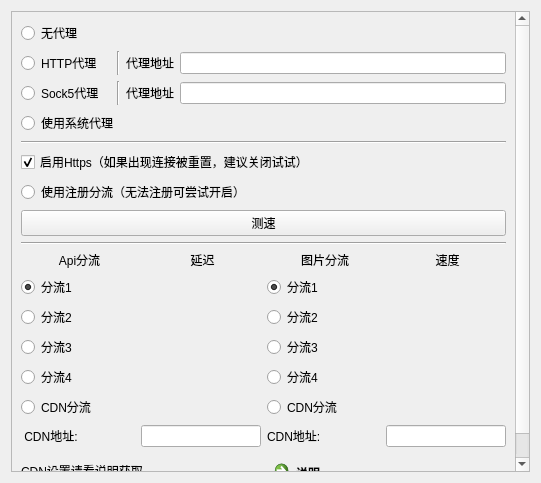
Above: ui/component/ui_login_proxy_widget.ui from tonquer/JMComic-qt before the change. Below: the same form after it.
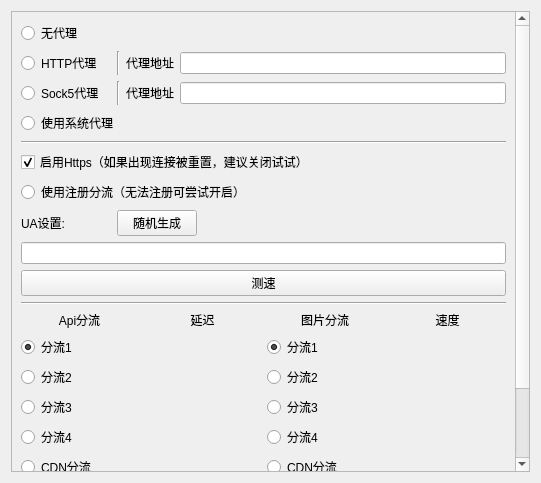
That is the form after the change. Custom widgets are drawn as their Qt base class.

The edit to the form file:
```diff
--- a/ui/component/ui_login_proxy_widget.ui
+++ b/ui/component/ui_login_proxy_widget.ui
@@ -33,8 +33,8 @@
        <rect>
         <x>0</x>
         <y>0</y>
-        <width>521</width>
-        <height>463</height>
+        <width>504</width>
+        <height>515</height>
        </rect>
       </property>
       <layout class="QVBoxLayout" name="verticalLayout">
@@ -185,6 +185,46 @@
          </property>
         </widget>
        </item>
+       <item>
+        <layout class="QHBoxLayout" name="horizontalLayout_3">
+         <item>
+          <widget class="QLabel" name="label_9">
+           <property name="minimumSize">
+            <size>
+             <width>90</width>
+             <height>0</height>
+            </size>
+           </property>
+           <property name="text">
+            <string>UA设置:</string>
+           </property>
+          </widget>
+         </item>
+         <item>
+          <widget class="QPushButton" name="uaRandom">
+           <property name="text">
+            <string>随机生成</string>
+           </property>
+          </widget>
+         </item>
+         <item>
+          <spacer name="horizontalSpacer">
+           <property name="orientation">
+            <enum>Qt::Horizontal</enum>
+           </property>
+           <property name="sizeHint" stdset="0">
+            <size>
+             <width>40</width>
+             <height>20</height>
+            </size>
+           </property>
+          </spacer>
+         </item>
+        </layout>
+       </item>
+       <item>
+        <widget class="QLineEdit" name="uaEdit"/>
+       </item>
        <item>
         <widget class="QPushButton" name="testSpeedButton">
          <property name="text">
```
Left out of the diff: 2 changed lines with no effect on the pictures.
